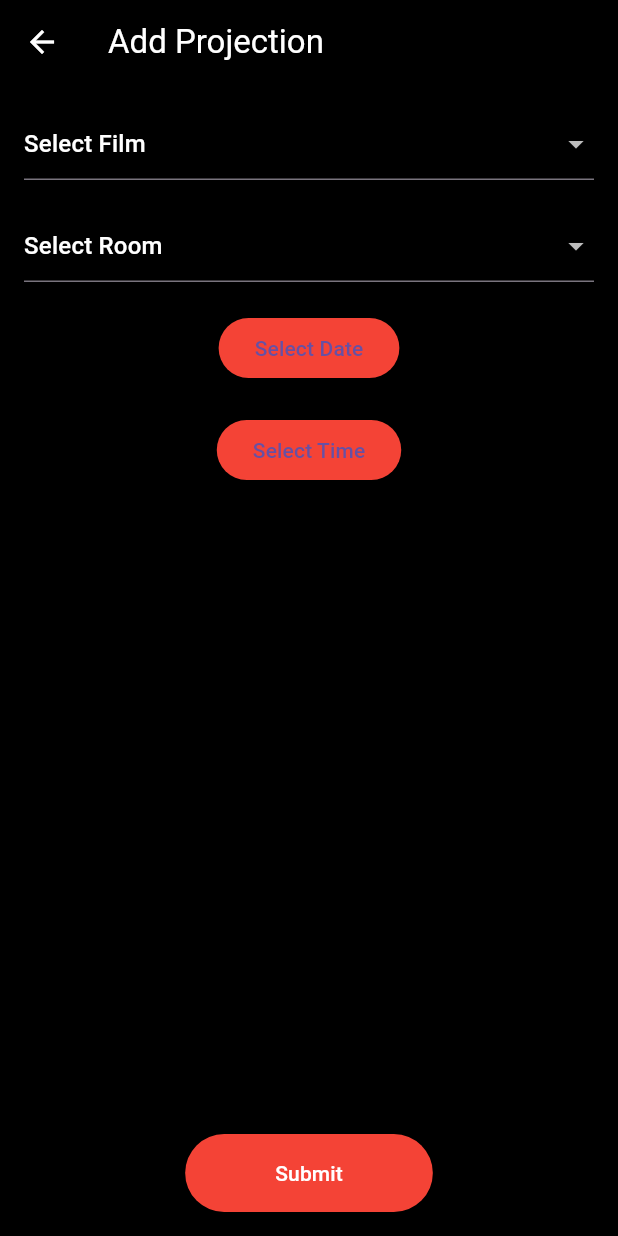
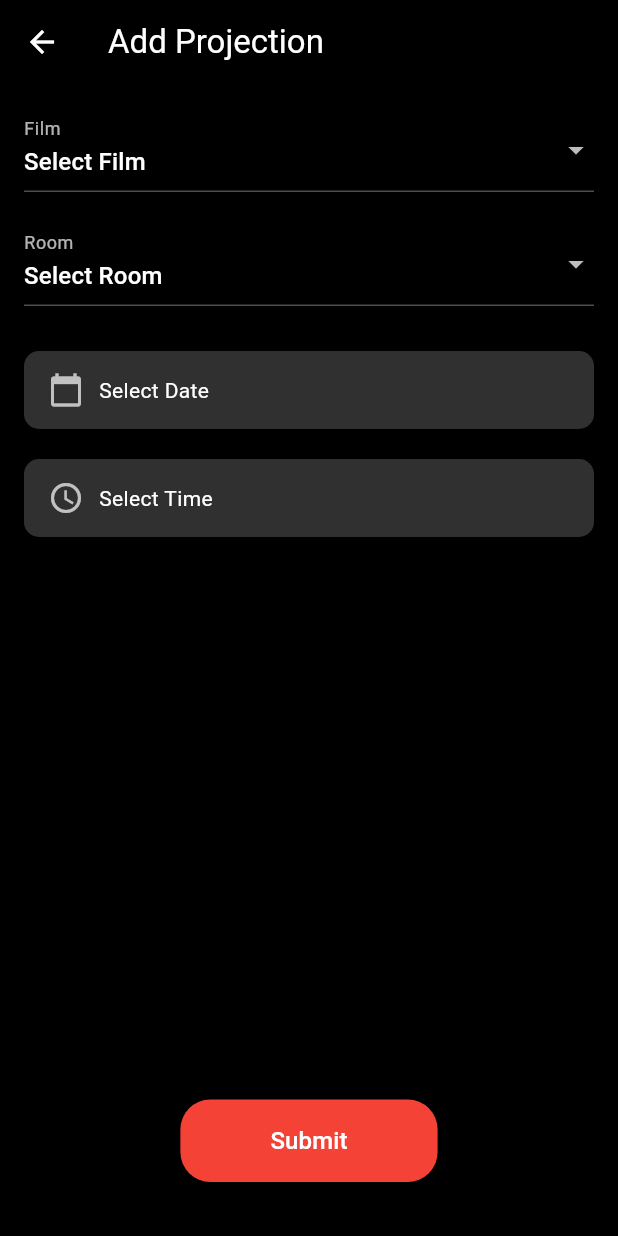
Before and after one commit to nenshie/CinemaReservations-Flutter-Mobile, a Flutter app: the AddProjectionScreen screen opened directly, on a phone screen of 412 x 824 dp. Run offline on Flutter 3.47's test engine with Material 3 defaults, Android fonts, the phone set to English and light mode, and no system bars; our stand-ins replace hexcolor, jwt_decoder, shared_preferences; missing offline and left inert: qr_code_scanner_plus; accounts and stored records are empty; network calls fail.

Commit message:
view ticket - clients side and add new projections ui correction and improvement

```diff
--- a/lib/main.dart
+++ b/lib/main.dart
@@ -11,6 +11,7 @@ import 'package:cinema_reservations_front/screens/welcome_screen.dart';
 import 'package:cinema_reservations_front/screens/home.dart';
 import 'package:provider/provider.dart';
 import 'package:cinema_reservations_front/providers/user_provider.dart';
+import 'package:cinema_reservations_front/screens/projections.dart';
 import 'package:cinema_reservations_front/screens/projection.dart';
 
 class MyHttpOverrides extends HttpOverrides {
@@ -54,6 +55,7 @@ class MyApp extends StatelessWidget {
         '/tickets': (context) => const Tickets(),
         '/camera' : (context) =>  QRScannerScreen(),
         '/films' : (context) => const FilmsScreen(),
+        '/add-projection' : (context) => const AddProjectionScreen(),
       },
     );
   }
--- a/lib/models/dto/ReservationDto.dart
+++ b/lib/models/dto/ReservationDto.dart
@@ -3,6 +3,7 @@ class Reservation {
   final String filmTitle;
   final String date;
   final String time;
+  final String status;
   final List<String> seats;
   final String? qrCodeBase64;
 
@@ -11,6 +12,7 @@ class Reservation {
     required this.filmTitle,
     required this.date,
     required this.time,
+    required this.status,
     required this.seats,
     this.qrCodeBase64,
   });
@@ -21,8 +23,9 @@ class Reservation {
       filmTitle: json["filmTitle"],
       date: json["date"],
       time: json["time"],
+      status: json["status"],
       seats: List<String>.from(json["seats"] ?? []),
-      qrCodeBase64: json["qrCodeBase64"],
+      qrCodeBase64: json["ticket"]?["qrCode"],
     );
   }
 }
--- a/lib/screens/projections.dart
+++ b/lib/screens/projections.dart
@@ -116,8 +116,8 @@ class _AddProjectionScreenState extends State<AddProjectionScreen> {
           : Padding(
         padding: const EdgeInsets.all(16.0),
         child: Column(
+          crossAxisAlignment: CrossAxisAlignment.start,
           children: [
-            // Film Dropdown
             DropdownButtonFormField<Film>(
               dropdownColor: Colors.grey[900],
               value: selectedFilm,
@@ -129,10 +129,14 @@ class _AddProjectionScreenState extends State<AddProjectionScreen> {
                 );
               }).toList(),
               onChanged: (val) => setState(() => selectedFilm = val),
+              decoration: const InputDecoration(
+                labelText: 'Film',
+                labelStyle: TextStyle(color: Colors.white70),
+                enabledBorder: UnderlineInputBorder(borderSide: BorderSide(color: Colors.white30)),
+              ),
             ),
             const SizedBox(height: 20),
 
-            // Room Dropdown
             DropdownButtonFormField<Room>(
               dropdownColor: Colors.grey[900],
               value: selectedRoom,
@@ -144,40 +148,80 @@ class _AddProjectionScreenState extends State<AddProjectionScreen> {
                 );
               }).toList(),
               onChanged: (val) => setState(() => selectedRoom = val),
+              decoration: const InputDecoration(
+                labelText: 'Room',
+                labelStyle: TextStyle(color: Colors.white70),
+                enabledBorder: UnderlineInputBorder(borderSide: BorderSide(color: Colors.white30)),
               ),
-            const SizedBox(height: 20),
+            ),
+            const SizedBox(height: 30),
 
-            // Date
-            ElevatedButton(
-              onPressed: () => _selectDate(context),
-              style: ElevatedButton.styleFrom(backgroundColor: Colors.red),
-              child: Text(
+            GestureDetector(
+              onTap: () => _selectDate(context),
+              child: Container(
+                padding: const EdgeInsets.symmetric(vertical: 14, horizontal: 16),
+                decoration: BoxDecoration(
+                  color: Colors.grey[850],
+                  borderRadius: BorderRadius.circular(10),
+                ),
+                child: Row(
+                  children: [
+                    const Icon(Icons.calendar_today, color: Colors.white70),
+                    const SizedBox(width: 10),
+                    Text(
                       selectedDate == null
                           ? 'Select Date'
-                    : DateFormat('yyyy-MM-dd').format(selectedDate!),
+                          : DateFormat('EEE, dd MMM yyyy').format(selectedDate!),
+                      style: const TextStyle(color: Colors.white),
+                    ),
+                  ],
+                ),
               ),
             ),
             const SizedBox(height: 20),
 
-            // Time
-            ElevatedButton(
-              onPressed: () => _selectTime(context),
-              style: ElevatedButton.styleFrom(backgroundColor: Colors.red),
-              child: Text(
+            GestureDetector(
+              onTap: () => _selectTime(context),
+              child: Container(
+                padding: const EdgeInsets.symmetric(vertical: 14, horizontal: 16),
+                decoration: BoxDecoration(
+                  color: Colors.grey[850],
+                  borderRadius: BorderRadius.circular(10),
+                ),
+                child: Row(
+                  children: [
+                    const Icon(Icons.access_time, color: Colors.white70),
+                    const SizedBox(width: 10),
+                    Text(
                       selectedTime == null
                           ? 'Select Time'
                           : selectedTime!.format(context),
+                      style: const TextStyle(color: Colors.white),
+                    ),
+                  ],
+                ),
               ),
             ),
             const Spacer(),
-
-            ElevatedButton(
+            Align(
+              alignment: Alignment.center,
+              child: Container(
+                margin: const EdgeInsets.only(top: 20, bottom: 20),
+                child: ElevatedButton(
                   onPressed: _submit,
                   style: ElevatedButton.styleFrom(
                     backgroundColor: Colors.red,
                     padding: const EdgeInsets.symmetric(vertical: 16, horizontal: 60),
+                    shape: RoundedRectangleBorder(
+                      borderRadius: BorderRadius.circular(20),
                     ),
-              child: const Text('Submit', style: TextStyle(color: Colors.white)),
+                  ),
+                  child: const Text(
+                    'Submit',
+                    style: TextStyle(color: Colors.white, fontSize: 16),
+                  ),
+                ),
+              ),
             ),
           ],
         ),
--- a/lib/services/FilmService.dart
+++ b/lib/services/FilmService.dart
@@ -19,7 +19,11 @@ class FilmService {
     final uri = Uri.parse(baseUrl).replace(queryParameters: queryParameters);
 
     final response = await http.get(uri);
-
+    // print('--- FILM FETCH LOG ---');
+    // print("URL: $uri");
+    // print("Status code: ${response.statusCode}");
+    // print("Response body: ${response.body}");
+    // print('------------------------');
     if (response.statusCode == 200) {
       List data = json.decode(response.body);
       return data.map((filmJson) => Film.fromJson(filmJson)).toList();
--- a/lib/services/room_service.dart
+++ b/lib/services/room_service.dart
@@ -4,12 +4,16 @@ import 'package:http/http.dart' as http;
 
 class RoomService {
   static const String ipPort = "10.0.2.2:5215";
-  static const String baseUrl = "http://$ipPort/api/rooms";
+  static const String baseUrl = "http://$ipPort/api/room";
 
   static Future<List<Room>> fetchAllRooms() async {
     final uri = Uri.parse(baseUrl);
     final response = await http.get(uri);
-
+    // print('--- ROOM FETCH LOG ---');
+    // print("URL: $uri");
+    // print("Status code: ${response.statusCode}");
+    // print("Response body: ${response.body}");
+    // print('------------------------');
     if (response.statusCode == 200) {
       List data = json.decode(response.body);
       return data.map((json) => Room.fromJson(json)).toList();
```
Also changed, not shown: lib/screens/make_reservation.dart (+3 -4 lines), lib/screens/profile.dart (+95 -123 lines), lib/screens/tickets.dart (+51 -8 lines), lib/services/ProjectionService.dart (+5 -5 lines), lib/services/ReservationService.dart (+47 -13 lines). Lines whose indentation alone changed are shown as unchanged.
